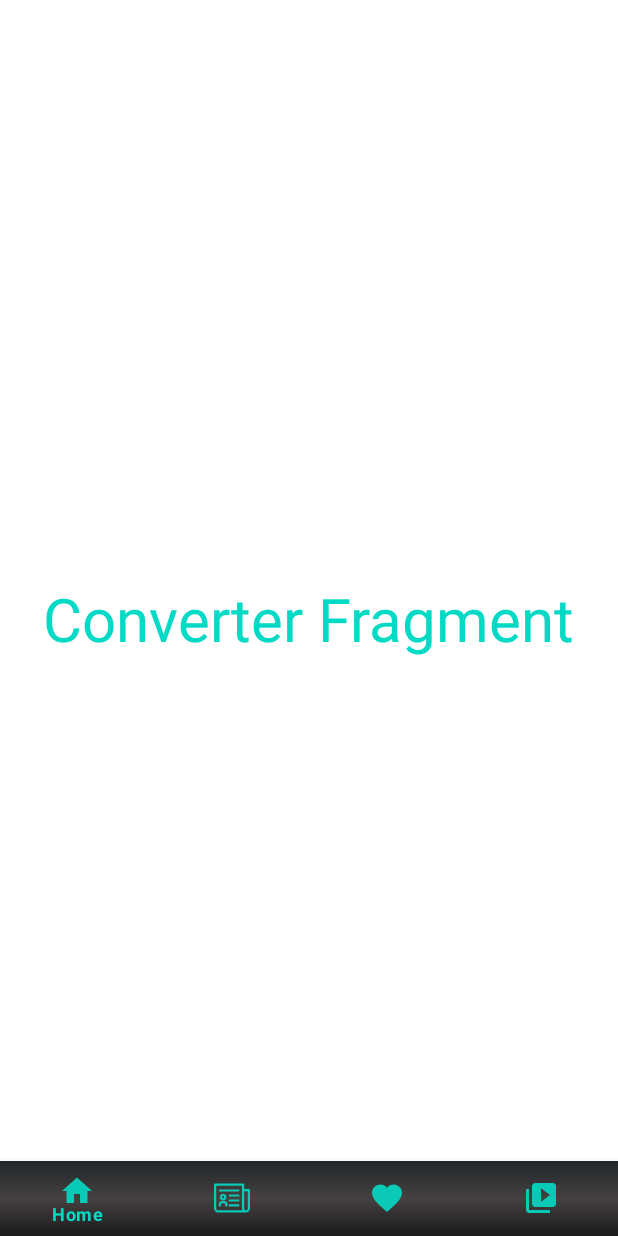
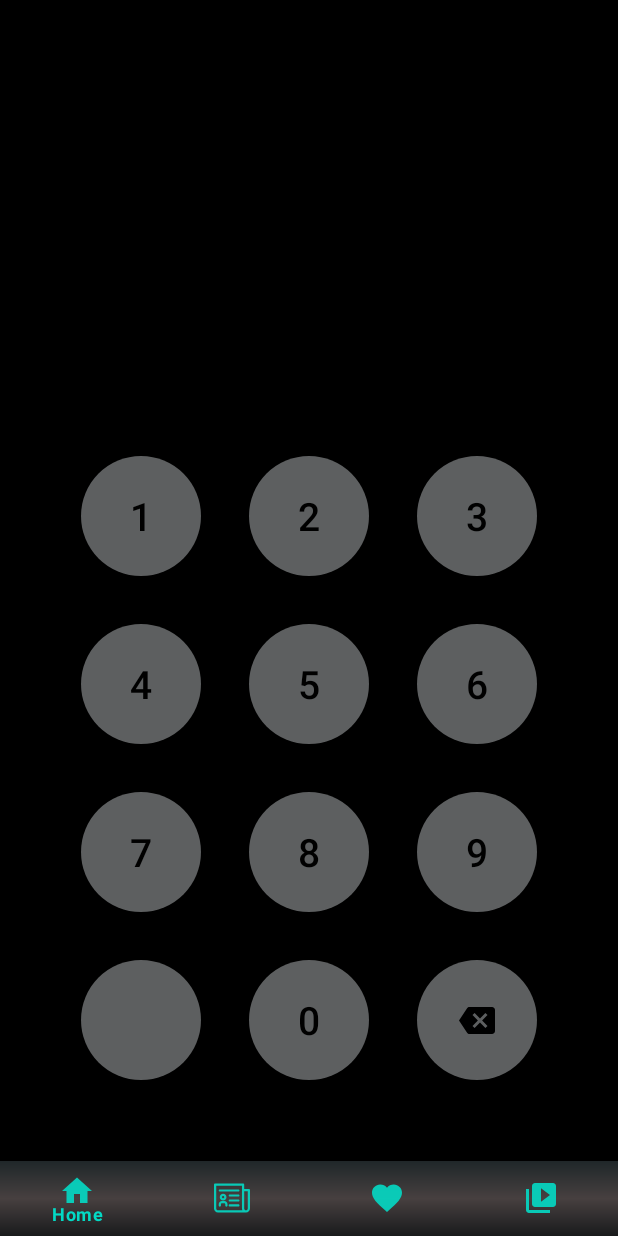
Before and after one commit to Lukalomi/CryptoAppFinalProject, an Android app: the screen it shows after launch (MainActivity), in the side drawer, after a tap on "Converter", on a phone screen of 412 x 824 dp. Run offline under Robolectric (Android 15) with nearby library versions, the phone set to English and light mode, and no system bars; our stand-ins replace Dagger/Hilt's generated code, Firebase (no records; nobody signed in at launch, a user with empty details on screens opened directly), Room's generated code, navigation-ui, paging; network calls fail; pictures from the network do not load; 4 statements that could not run were skipped.

Commit message:
added recyclerView and multipleViewType adapter for converter fragment's keypad. Needs finishing

```diff
--- a/app/src/main/java/com/example/cryptoappfinalproject/common/ApiEndPoints.kt
+++ b/app/src/main/java/com/example/cryptoappfinalproject/common/ApiEndPoints.kt
@@ -6,6 +6,7 @@ object ApiEndPoints {
     const val getCoins = "coins/markets?vs_currency=usd&order=market_cap_desc&per_page=250&page=1&sparkline=false"
     const val searchExchanges = "exchanges"
     const val searchCoins = "search?query="
+    const val convertCoins = "simple/price"
 
 
     const val BASE_URL_NEWS = "https://cryptonews-api.com/api/v1/"
--- /dev/null
+++ b/app/src/main/java/com/example/cryptoappfinalproject/common/ButtonUtils.kt
@@ -0,0 +1,24 @@
+package com.example.cryptoappfinalproject.common
+
+import com.example.cryptoappfinalproject.R
+import com.example.cryptoappfinalproject.domain.ButtonActions
+import com.example.cryptoappfinalproject.domain.ButtonTypes
+
+object ButtonUtil {
+
+    val BUTTONS = listOf<ButtonTypes>(
+        ButtonTypes.Numeric(1),
+        ButtonTypes.Numeric(2),
+        ButtonTypes.Numeric(3),
+        ButtonTypes.Numeric(4),
+        ButtonTypes.Numeric(5),
+        ButtonTypes.Numeric(6),
+        ButtonTypes.Numeric(7),
+        ButtonTypes.Numeric(8),
+        ButtonTypes.Numeric(9),
+        ButtonTypes.Dot("."),
+        ButtonTypes.Numeric(0),
+        ButtonTypes.Remove(R.drawable.ic_remove_button, ButtonActions.REMOVE),
+    )
+
+}
--- a/app/src/main/java/com/example/cryptoappfinalproject/data/remote/FetchedCrypto.kt
+++ b/app/src/main/java/com/example/cryptoappfinalproject/data/remote/FetchedCrypto.kt
@@ -2,6 +2,7 @@ package com.example.cryptoappfinalproject.data.remote
 
 import com.example.cryptoappfinalproject.common.ApiEndPoints
 import com.example.cryptoappfinalproject.domain.CryptoCoinsModel
+import com.example.cryptoappfinalproject.domain.CryptoConverterModel
 import com.example.cryptoappfinalproject.domain.CryptoExchangesModel
 import com.example.cryptoappfinalproject.domain.CryptoSearchModel
 import retrofit2.Response
@@ -18,4 +19,8 @@ interface FetchedCrypto {
     @GET(ApiEndPoints.searchCoins)
     suspend fun searchCoins(@Query("query") query: String):Response<CryptoSearchModel>
 
+    @GET(ApiEndPoints.convertCoins)
+    suspend fun convertCoins(@Query("ids") ids: String, @Query("vs_currencies") vsCurrencies: String, ) : Response<CryptoConverterModel>
+
+
 }
--- /dev/null
+++ b/app/src/main/java/com/example/cryptoappfinalproject/domain/ButtonTypes.kt
@@ -0,0 +1,13 @@
+package com.example.cryptoappfinalproject.domain
+
+import androidx.annotation.DrawableRes
+
+sealed interface ButtonTypes {
+    data class Numeric(val number: Int): ButtonTypes
+    data class Dot(val dot: String): ButtonTypes
+    data class Remove(@DrawableRes val icon: Int, val action: ButtonActions): ButtonTypes
+}
+
+enum class ButtonActions {
+    REMOVE
+}
--- /dev/null
+++ b/app/src/main/java/com/example/cryptoappfinalproject/domain/CryptoConverterModel.kt
@@ -0,0 +1,9 @@
+package com.example.cryptoappfinalproject.domain
+
+data class CryptoConverterModel(
+    val bitcoin: Bitcoin?
+) {
+    data class Bitcoin(
+        val usd: Double?
+    )
+}
--- /dev/null
+++ b/app/src/main/java/com/example/cryptoappfinalproject/ui/adapters/ConverterAdapter.kt
@@ -0,0 +1,97 @@
+package com.example.cryptoappfinalproject.ui.adapters
+
+import android.view.LayoutInflater
+import android.view.ViewGroup
+import androidx.recyclerview.widget.DiffUtil
+import androidx.recyclerview.widget.ListAdapter
+import androidx.recyclerview.widget.RecyclerView
+import com.example.cryptoappfinalproject.databinding.SingleNumericButtonBinding
+import com.example.cryptoappfinalproject.databinding.SingleRemoveButtonBinding
+import com.example.cryptoappfinalproject.domain.ButtonActions
+import com.example.cryptoappfinalproject.domain.ButtonTypes
+
+class ConverterAdapter : ListAdapter<ButtonTypes, RecyclerView.ViewHolder>(ButtonItemCallback) {
+
+    private companion object {
+        const val BTN_NUMERIC = 1
+        const val BTN_REMOVE = 2
+    }
+
+    var onNumericClickListener: ((ButtonTypes.Numeric) -> Unit)? = null
+
+    var onRemoveClickListener: (() -> Unit)? = null
+
+    override fun onCreateViewHolder(parent: ViewGroup, viewType: Int): RecyclerView.ViewHolder {
+        return when (viewType) {
+            BTN_NUMERIC -> NumericViewHolder(
+                SingleNumericButtonBinding.inflate(
+                    LayoutInflater.from(parent.context),
+                    parent,
+                    false
+                )
+            )
+            else -> RemoveViewHolder(
+                SingleRemoveButtonBinding.inflate(
+                    LayoutInflater.from(parent.context),
+                    parent,
+                    false
+                )
+            )
+        }
+    }
+
+    override fun onBindViewHolder(holder: RecyclerView.ViewHolder, position: Int) {
+        when (holder) {
+            is NumericViewHolder -> holder.bind()
+            is RemoveViewHolder -> holder.bind()
+        }
+    }
+
+    override fun getItemViewType(position: Int): Int {
+        return when (getItem(position)) {
+            is ButtonTypes.Numeric -> BTN_NUMERIC
+            else -> BTN_REMOVE
+        }
+    }
+
+    inner class NumericViewHolder(private val binding: SingleNumericButtonBinding) :
+        RecyclerView.ViewHolder(binding.root) {
+        fun bind() {
+            val numeric = getItem(adapterPosition) as ButtonTypes.Numeric
+            binding.root.apply {
+                text = numeric.number.toString()
+                setOnClickListener {
+                    onNumericClickListener?.invoke(numeric)
+                }
+            }
+        }
+    }
+
+    inner class RemoveViewHolder(private val binding: SingleRemoveButtonBinding) :
+        RecyclerView.ViewHolder(binding.root) {
+        fun bind() {
+            val removeButton = getItem(absoluteAdapterPosition) as ButtonTypes.Remove
+            binding.root.apply {
+                when (removeButton.action) {
+                    ButtonActions.REMOVE -> {
+                        setImageResource(removeButton.icon)
+                        setOnClickListener {
+                            onRemoveClickListener?.invoke()
+                        }
+                    }
+                }
+            }
+        }
+    }
+
+    private object ButtonItemCallback : DiffUtil.ItemCallback<ButtonTypes>() {
+        override fun areItemsTheSame(oldItem: ButtonTypes, newItem: ButtonTypes): Boolean {
+            return false
+        }
+
+        override fun areContentsTheSame(oldItem: ButtonTypes, newItem: ButtonTypes): Boolean {
+            return false
+        }
+    }
+
+}
--- a/app/src/main/java/com/example/cryptoappfinalproject/ui/converter/ConverterFragment.kt
+++ b/app/src/main/java/com/example/cryptoappfinalproject/ui/converter/ConverterFragment.kt
@@ -1,24 +1,70 @@
 package com.example.cryptoappfinalproject.ui.converter
 
-import androidx.lifecycle.ViewModelProvider
 import android.os.Bundle
+import android.util.Log
 import androidx.fragment.app.Fragment
 import android.view.LayoutInflater
 import android.view.View
 import android.view.ViewGroup
+import androidx.fragment.app.viewModels
 import com.example.cryptoappfinalproject.R
+import com.example.cryptoappfinalproject.common.ButtonUtil
+import com.example.cryptoappfinalproject.databinding.FragmentConverterBinding
+import com.example.cryptoappfinalproject.databinding.FragmentHomeBinding
+import com.example.cryptoappfinalproject.domain.ButtonTypes
+import com.example.cryptoappfinalproject.ui.adapters.ConverterAdapter
+import com.google.android.material.snackbar.Snackbar
 
 class ConverterFragment : Fragment() {
 
+    private var binding: FragmentConverterBinding? = null
 
-    private lateinit var viewModel: ConverterViewModel
+    private val converterAdapter = ConverterAdapter()
+
+    private val viewModel: ConverterViewModel by viewModels()
 
     override fun onCreateView(
         inflater: LayoutInflater, container: ViewGroup?,
         savedInstanceState: Bundle?
-    ): View? {
-        return inflater.inflate(R.layout.fragment_converter, container, false)
+    ): View {
+        binding = FragmentConverterBinding.inflate(inflater, container, false)
+        return binding!!.root
+    }
+
+    override fun onViewCreated(view: View, savedInstanceState: Bundle?) {
+        super.onViewCreated(view, savedInstanceState)
+
+        setupAdapter()
+        onClickListeners()
+
     }
 
 
+    private fun setupAdapter() {
+        binding?.rvConverter?.adapter = converterAdapter
+        converterAdapter.submitList(ButtonUtil.BUTTONS)
+    }
+
+
+    private fun onClickListeners() {
+        converterAdapter.onNumericClickListener = {
+            handleNumericButtonClick(it)
+        }
+        converterAdapter.onRemoveClickListener = {
+            handleRemoveButtonClick()
+        }
+    }
+
+    private fun handleNumericButtonClick(numeric: ButtonTypes.Numeric) {
+
+    }
+
+
+
+    private fun handleRemoveButtonClick() {
+
+    }
+
+
+
 }
--- a/app/src/main/java/com/example/cryptoappfinalproject/ui/converter/ConverterViewModel.kt
+++ b/app/src/main/java/com/example/cryptoappfinalproject/ui/converter/ConverterViewModel.kt
@@ -1,7 +1,49 @@
 package com.example.cryptoappfinalproject.ui.converter
 
 import androidx.lifecycle.ViewModel
+import androidx.lifecycle.viewModelScope
+import com.example.cryptoappfinalproject.common.Resource
+import com.example.cryptoappfinalproject.data.remote.FetchedCrypto
+import com.example.cryptoappfinalproject.domain.CryptoConverterModel
+import dagger.hilt.android.lifecycle.HiltViewModel
+import kotlinx.coroutines.flow.MutableStateFlow
+import kotlinx.coroutines.flow.asStateFlow
+import kotlinx.coroutines.launch
+import javax.inject.Inject
+//
+//@HiltViewModel
+//class ConverterViewModel @Inject constructor(private val fetchedCrypto: FetchedCrypto) : ViewModel() {
+//
+//    private val _newState =
+//        MutableStateFlow<Resource<MutableList<CryptoConverterModel>>>(
+//            Resource.Success(
+//                mutableListOf()
+//            )
+//        )
+//    val newState = _newState.asStateFlow()
+//
+//
+//    fun convertCryptos(query: String) {
+//        viewModelScope.launch {
+//            val response = fetchedCrypto.convertCoins(query, query)
+//            if (response.isSuccessful) {
+//                _newState.value = Resource.Success(response.body()?.coins ?: mutableListOf())
+//            } else {
+//                val errorBody = response.errorBody()
+//                _newState.value = Resource.Error(errorBody?.toString() ?: "")
+//            }
+//        }
+//    }
+//
 
-class ConverterViewModel : ViewModel() {
-    // TODO: Implement the ViewModel
+
+
+
+
+
+
+
+
+
+
 }
--- /dev/null
+++ b/app/src/main/res/drawable-v24/ic_remove_button.xml
@@ -0,0 +1,9 @@
+<vector xmlns:android="http://schemas.android.com/apk/res/android"
+    android:width="24dp"
+    android:height="18dp"
+    android:viewportWidth="24"
+    android:viewportHeight="18">
+  <path
+      android:pathData="M22,0H7C6.31,0 5.765,0.35 5.405,0.88L0,8.995L5.405,17.11C5.765,17.64 6.31,18 7,18H22C23.105,18 24,17.105 24,16V2C24,0.895 23.105,0 22,0ZM19,12.585L17.585,14L14,10.415L10.415,14L9,12.585L12.585,9L9,5.415L10.415,4L14,7.585L17.585,4L19,5.415L15.415,9L19,12.585Z"
+      android:fillColor="#000000"/>
+</vector>
--- /dev/null
+++ b/app/src/main/res/drawable-v24/shape_button.xml
@@ -0,0 +1,9 @@
+<?xml version="1.0" encoding="utf-8"?>
+<shape xmlns:android="http://schemas.android.com/apk/res/android"
+    android:shape="rectangle">
+
+    <solid android:color="@color/grey" />
+
+    <corners android:radius="180dp" />
+
+</shape>
--- a/app/src/main/res/layout/fragment_converter.xml
+++ b/app/src/main/res/layout/fragment_converter.xml
@@ -4,16 +4,21 @@
     xmlns:tools="http://schemas.android.com/tools"
     android:layout_width="match_parent"
     android:layout_height="match_parent"
+    android:background="@color/black"
     tools:context=".ui.converter.ConverterFragment">
 
-    <TextView
+    <androidx.recyclerview.widget.RecyclerView
+        android:id="@+id/rvConverter"
         android:layout_width="wrap_content"
         android:layout_height="wrap_content"
-        android:text="Converter Fragment"
-        android:textSize="40sp"
+        android:layout_marginTop="200dp"
+        app:layoutManager="androidx.recyclerview.widget.GridLayoutManager"
         app:layout_constraintBottom_toBottomOf="parent"
         app:layout_constraintEnd_toEndOf="parent"
         app:layout_constraintStart_toStartOf="parent"
-        app:layout_constraintTop_toTopOf="parent" />
+        app:layout_constraintTop_toTopOf="parent"
+        app:spanCount="3"
+        tools:itemCount="12"
+        tools:listitem="@layout/single_numeric_button" />
 
 </androidx.constraintlayout.widget.ConstraintLayout>
--- /dev/null
+++ b/app/src/main/res/layout/single_numeric_button.xml
@@ -0,0 +1,10 @@
+<?xml version="1.0" encoding="utf-8"?>
+<androidx.appcompat.widget.AppCompatButton xmlns:android="http://schemas.android.com/apk/res/android"
+    xmlns:tools="http://schemas.android.com/tools"
+    android:layout_width="80dp"
+    android:layout_height="80dp"
+    android:layout_margin="16dp"
+    android:background="@drawable/shape_button"
+    android:textSize="26sp"
+    tools:text="0"
+    android:textColor="@color/black"/>
--- /dev/null
+++ b/app/src/main/res/layout/single_remove_button.xml
@@ -0,0 +1,8 @@
+<?xml version="1.0" encoding="utf-8"?>
+<androidx.appcompat.widget.AppCompatImageButton xmlns:android="http://schemas.android.com/apk/res/android"
+    xmlns:tools="http://schemas.android.com/tools"
+    android:layout_width="80dp"
+    android:layout_height="80dp"
+    android:layout_margin="16dp"
+    android:background="@drawable/shape_button"
+    tools:src="@drawable/ic_remove_button" />
```
